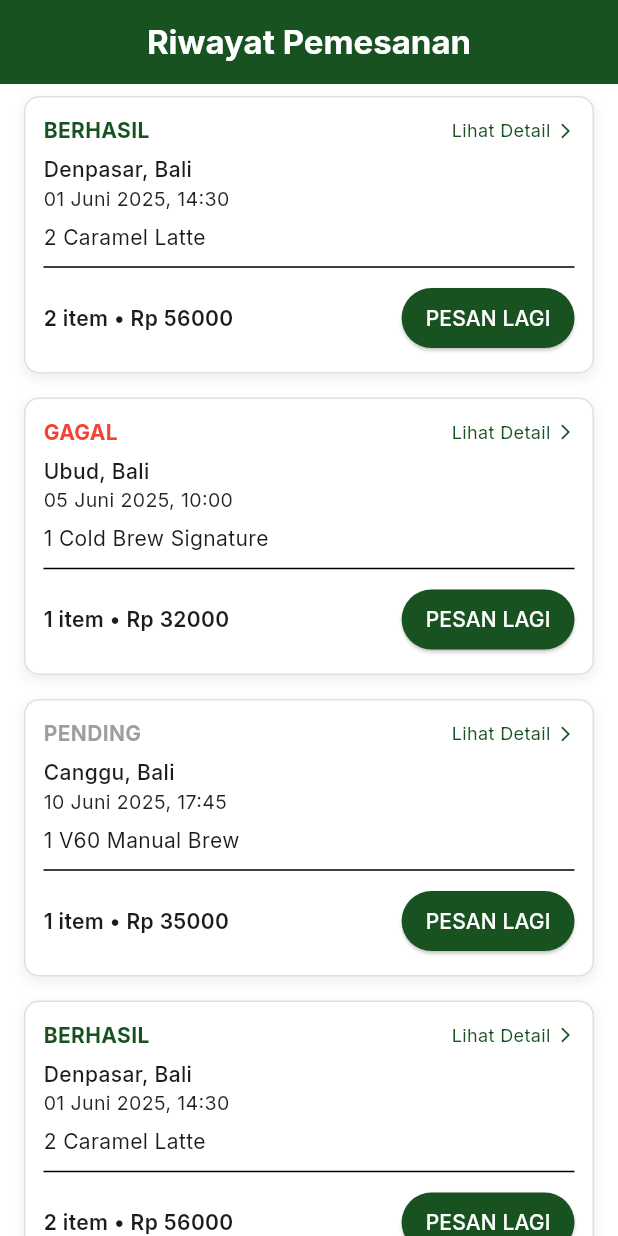
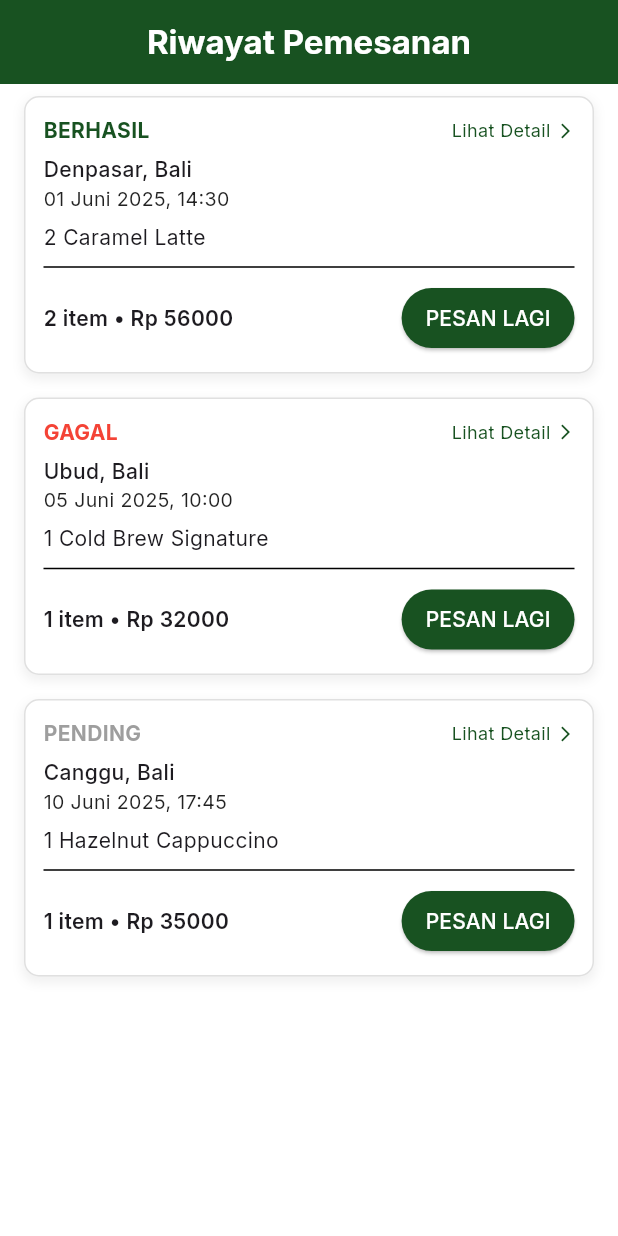
Before and after one commit to KadekDwiki/Nest-and-Beans, a Flutter app: the screen it shows after launch, on a phone screen of 412 x 824 dp. Run offline on Flutter 3.47's test engine with Material 3 defaults, Android fonts, the phone set to English and light mode, and no system bars; our stand-ins replace google_fonts.

Commit message:
revisi model purchase

```diff
--- a/lib/Model/purchase.dart
+++ b/lib/Model/purchase.dart
@@ -7,6 +7,7 @@ class Purchase {
   Product product;
   String selectedSize;
   int quantity;
+  List<String> toppings;
   double totalPrice;
   DateTime purchaseDate;
   PurchaseStatus status;
@@ -17,6 +18,7 @@ class Purchase {
     required this.product,
     required this.selectedSize,
     required this.quantity,
+    required this.toppings,
     required this.totalPrice,
     required this.purchaseDate,
     required this.status,
@@ -30,6 +32,7 @@ final List<Purchase> purchaseHistory = [
     product: productLists[0],
     selectedSize: 'M',
     quantity: 2,
+    toppings: ['Extra Shot', 'Whipped Cream', 'Oat Milk'],
     totalPrice: 28000.0 * 2,
     purchaseDate: DateTime(2025, 6, 1, 14, 30),
     status: PurchaseStatus.berhasil,
@@ -40,6 +43,7 @@ final List<Purchase> purchaseHistory = [
     product: productLists[2],
     selectedSize: 'L',
     quantity: 1,
+    toppings: ['Lemon Slice', 'Brown Sugar'],
     totalPrice: 32000.0,
     purchaseDate: DateTime(2025, 6, 5, 10, 0),
     status: PurchaseStatus.gagal,
@@ -47,69 +51,10 @@ final List<Purchase> purchaseHistory = [
   ),
   Purchase(
     id: 'trx003',
-    product: productLists[4],
+    product: productLists[3],
     selectedSize: 'M',
     quantity: 1,
-    totalPrice: 35000.0,
-    purchaseDate: DateTime(2025, 6, 10, 17, 45),
-    status: PurchaseStatus.pending,
-    location: 'Canggu, Bali',
-  ),
-  Purchase(
-    id: 'trx004',
-    product: productLists[0],
-    selectedSize: 'M',
-    quantity: 2,
-    totalPrice: 28000.0 * 2,
-    purchaseDate: DateTime(2025, 6, 1, 14, 30),
-    status: PurchaseStatus.berhasil,
-    location: 'Denpasar, Bali',
-  ),
-  Purchase(
-    id: 'trx005',
-    product: productLists[2],
-    selectedSize: 'L',
-    quantity: 1,
-    totalPrice: 32000.0,
-    purchaseDate: DateTime(2025, 6, 5, 10, 0),
-    status: PurchaseStatus.gagal,
-    location: 'Ubud, Bali',
-  ),
-  Purchase(
-    id: 'trx006',
-    product: productLists[4],
-    selectedSize: 'M',
-    quantity: 1,
-    totalPrice: 35000.0,
-    purchaseDate: DateTime(2025, 6, 10, 17, 45),
-    status: PurchaseStatus.pending,
-    location: 'Canggu, Bali',
-  ),
-  Purchase(
-    id: 'trx007',
-    product: productLists[0],
-    selectedSize: 'M',
-    quantity: 2,
-    totalPrice: 28000.0 * 2,
-    purchaseDate: DateTime(2025, 6, 1, 14, 30),
-    status: PurchaseStatus.berhasil,
-    location: 'Denpasar, Bali',
-  ),
-  Purchase(
-    id: 'trx008',
-    product: productLists[2],
-    selectedSize: 'L',
-    quantity: 1,
-    totalPrice: 32000.0,
-    purchaseDate: DateTime(2025, 6, 5, 10, 0),
-    status: PurchaseStatus.gagal,
-    location: 'Ubud, Bali',
-  ),
-  Purchase(
-    id: 'trx009',
-    product: productLists[4],
-    selectedSize: 'M',
-    quantity: 1,
+    toppings: ['Oat Milk'],
     totalPrice: 35000.0,
     purchaseDate: DateTime(2025, 6, 10, 17, 45),
     status: PurchaseStatus.pending,
--- a/lib/detail_purchase.dart
+++ b/lib/detail_purchase.dart
@@ -10,9 +10,14 @@ class DetailPurchase extends StatelessWidget {
   Widget build(BuildContext context) {
     return Scaffold(
       appBar: AppBar(
-        title: const Text('Detail Pembelian'),
+        title: const Text(
+          'Detail Pembelian',
+          style: TextStyle(color: Colors.white, fontWeight: FontWeight.bold),
+        ),
         centerTitle: true,
         backgroundColor: const Color(0xFF185221),
+
+        iconTheme: const IconThemeData(color: Colors.white),
       ),
 
       body: SingleChildScrollView(
--- a/lib/main.dart
+++ b/lib/main.dart
@@ -4,7 +4,7 @@ import 'package:google_fonts/google_fonts.dart';
 import 'package:nest_and_beans/Model/product.dart';
 import 'package:nest_and_beans/purchase_history.dart';
 import 'product_detail.dart';
-//import 'payment_success.dart';
+import 'payment_success.dart';
 //import 'order_ready.dart';
 
 void main() {
@@ -33,7 +33,7 @@ class MyApp extends StatelessWidget {
       ),
       // home: const MyHomePage(),
       home: const PurchaseHistory(),
-      //home: const PaymentSuccessScreen(),
+      // home: const PaymentSuccessScreen(),
       //home:  ProductDetail(product: productLists[1]),
     );
   }
```
